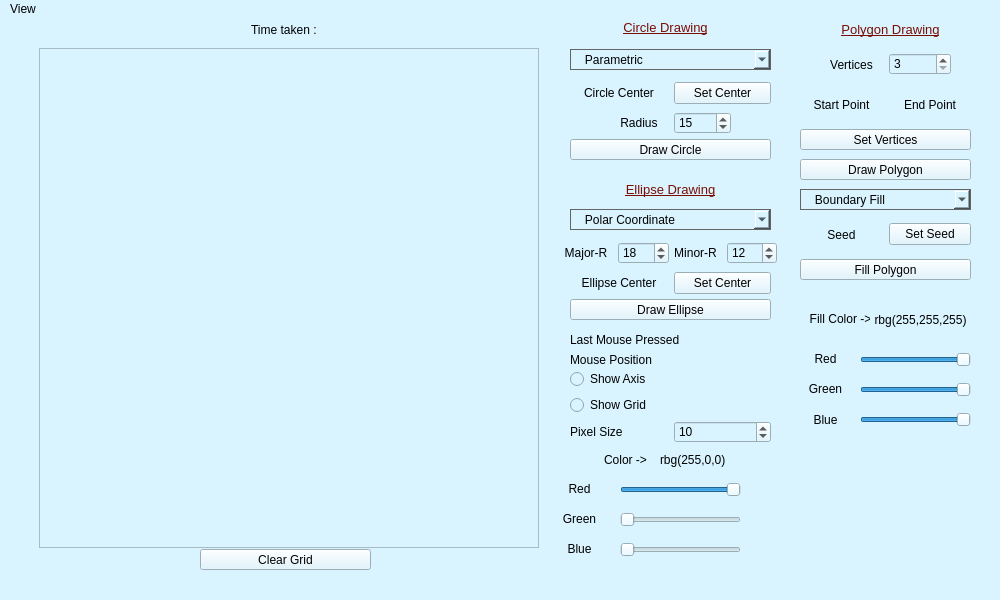
CubixPro/BCSE-III-Assignments, file Computer Graphics/Arko/Draw_final/mainwindow.ui: the form before one commit.
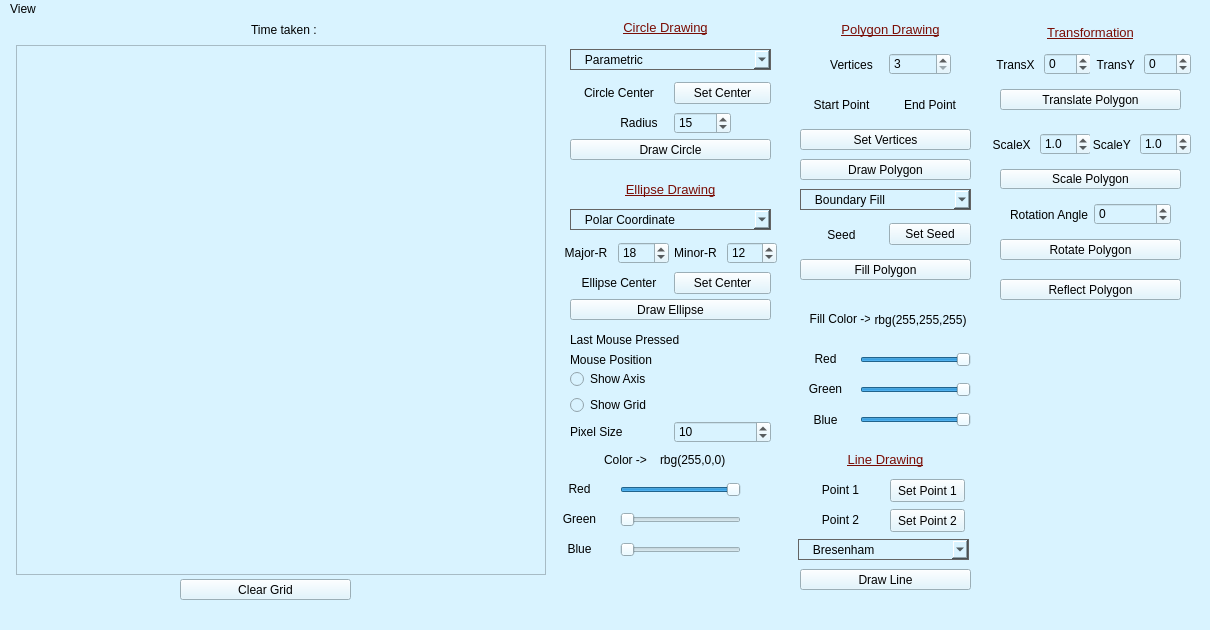
The form after the commit. Custom widgets are drawn as their Qt base class.

What changed in the file:
```diff
--- a/Computer Graphics/Arko/Draw_final/mainwindow.ui
+++ b/Computer Graphics/Arko/Draw_final/mainwindow.ui
@@ -6,8 +6,8 @@
    <rect>
     <x>0</x>
     <y>0</y>
-    <width>1000</width>
-    <height>600</height>
+    <width>1210</width>
+    <height>630</height>
    </rect>
   </property>
   <property name="windowTitle">
@@ -20,10 +20,10 @@
    <widget class="frame_widget" name="frame">
     <property name="geometry">
      <rect>
-      <x>39</x>
-      <y>29</y>
-      <width>500</width>
-      <height>500</height>
+      <x>16</x>
+      <y>26</y>
+      <width>530</width>
+      <height>530</height>
      </rect>
     </property>
     <property name="frameShape">
@@ -119,8 +119,8 @@
    <widget class="QPushButton" name="pushButton_5">
     <property name="geometry">
      <rect>
-      <x>200</x>
-      <y>530</y>
+      <x>180</x>
+      <y>560</y>
       <width>171</width>
       <height>21</height>
      </rect>
@@ -928,13 +928,386 @@
      <enum>Qt::Horizontal</enum>
     </property>
    </widget>
+   <widget class="QWidget" name="horizontalLayoutWidget_10">
+    <property name="geometry">
+     <rect>
+      <x>990</x>
+      <y>30</y>
+      <width>101</width>
+      <height>31</height>
+     </rect>
+    </property>
+    <layout class="QHBoxLayout" name="horizontalLayout_12">
+     <item>
+      <widget class="QLabel" name="label_15">
+       <property name="text">
+        <string>TransX </string>
+       </property>
+       <property name="alignment">
+        <set>Qt::AlignRight|Qt::AlignTrailing|Qt::AlignVCenter</set>
+       </property>
+      </widget>
+     </item>
+     <item>
+      <widget class="QSpinBox" name="tranx">
+       <property name="minimum">
+        <number>-50</number>
+       </property>
+       <property name="maximum">
+        <number>50</number>
+       </property>
+      </widget>
+     </item>
+    </layout>
+   </widget>
+   <widget class="QWidget" name="horizontalLayoutWidget_11">
+    <property name="geometry">
+     <rect>
+      <x>1090</x>
+      <y>30</y>
+      <width>101</width>
+      <height>31</height>
+     </rect>
+    </property>
+    <layout class="QHBoxLayout" name="horizontalLayout_13">
+     <item>
+      <widget class="QLabel" name="label_19">
+       <property name="text">
+        <string>TransY </string>
+       </property>
+       <property name="alignment">
+        <set>Qt::AlignRight|Qt::AlignTrailing|Qt::AlignVCenter</set>
+       </property>
+      </widget>
+     </item>
+     <item>
+      <widget class="QSpinBox" name="trany">
+       <property name="minimum">
+        <number>-50</number>
+       </property>
+       <property name="maximum">
+        <number>50</number>
+       </property>
+      </widget>
+     </item>
+    </layout>
+   </widget>
+   <widget class="QPushButton" name="pushButton_translate">
+    <property name="geometry">
+     <rect>
+      <x>1000</x>
+      <y>70</y>
+      <width>181</width>
+      <height>21</height>
+     </rect>
+    </property>
+    <property name="text">
+     <string>Translate Polygon</string>
+    </property>
+   </widget>
+   <widget class="QLabel" name="label_20">
+    <property name="geometry">
+     <rect>
+      <x>1035</x>
+      <y>3</y>
+      <width>111</width>
+      <height>21</height>
+     </rect>
+    </property>
+    <property name="styleSheet">
+     <string notr="true">text-decoration: underline;
+font-size: 13px;
+color: rgb(122, 13, 5);</string>
+    </property>
+    <property name="text">
+     <string>Transformation</string>
+    </property>
+    <property name="alignment">
+     <set>Qt::AlignCenter</set>
+    </property>
+   </widget>
+   <widget class="QWidget" name="horizontalLayoutWidget_12">
+    <property name="geometry">
+     <rect>
+      <x>990</x>
+      <y>110</y>
+      <width>101</width>
+      <height>31</height>
+     </rect>
+    </property>
+    <layout class="QHBoxLayout" name="horizontalLayout_14">
+     <item>
+      <widget class="QLabel" name="label_21">
+       <property name="text">
+        <string>ScaleX </string>
+       </property>
+       <property name="alignment">
+        <set>Qt::AlignRight|Qt::AlignTrailing|Qt::AlignVCenter</set>
+       </property>
+      </widget>
+     </item>
+     <item>
+      <widget class="QDoubleSpinBox" name="scalex">
+       <property name="prefix">
+        <string/>
+       </property>
+       <property name="decimals">
+        <number>1</number>
+       </property>
+       <property name="maximum">
+        <double>10.000000000000000</double>
+       </property>
+       <property name="singleStep">
+        <double>0.300000000000000</double>
+       </property>
+       <property name="value">
+        <double>1.000000000000000</double>
+       </property>
+      </widget>
+     </item>
+    </layout>
+   </widget>
+   <widget class="QWidget" name="horizontalLayoutWidget_13">
+    <property name="geometry">
+     <rect>
+      <x>1090</x>
+      <y>110</y>
+      <width>101</width>
+      <height>31</height>
+     </rect>
+    </property>
+    <layout class="QHBoxLayout" name="horizontalLayout_15">
+     <item>
+      <widget class="QLabel" name="label_22">
+       <property name="text">
+        <string>ScaleY </string>
+       </property>
+       <property name="alignment">
+        <set>Qt::AlignRight|Qt::AlignTrailing|Qt::AlignVCenter</set>
+       </property>
+      </widget>
+     </item>
+     <item>
+      <widget class="QDoubleSpinBox" name="scaley">
+       <property name="decimals">
+        <number>1</number>
+       </property>
+       <property name="maximum">
+        <double>10.000000000000000</double>
+       </property>
+       <property name="singleStep">
+        <double>0.300000000000000</double>
+       </property>
+       <property name="value">
+        <double>1.000000000000000</double>
+       </property>
+      </widget>
+     </item>
+    </layout>
+   </widget>
+   <widget class="QPushButton" name="pushButton_scale">
+    <property name="geometry">
+     <rect>
+      <x>1000</x>
+      <y>150</y>
+      <width>181</width>
+      <height>20</height>
+     </rect>
+    </property>
+    <property name="text">
+     <string>Scale Polygon</string>
+    </property>
+   </widget>
+   <widget class="QWidget" name="horizontalLayoutWidget_14">
+    <property name="geometry">
+     <rect>
+      <x>1010</x>
+      <y>180</y>
+      <width>161</width>
+      <height>31</height>
+     </rect>
+    </property>
+    <layout class="QHBoxLayout" name="horizontalLayout_16">
+     <item>
+      <widget class="QLabel" name="label_23">
+       <property name="text">
+        <string>Rotation Angle</string>
+       </property>
+       <property name="alignment">
+        <set>Qt::AlignRight|Qt::AlignTrailing|Qt::AlignVCenter</set>
+       </property>
+      </widget>
+     </item>
+     <item>
+      <widget class="QSpinBox" name="rotate">
+       <property name="minimum">
+        <number>-180</number>
+       </property>
+       <property name="maximum">
+        <number>180</number>
+       </property>
+       <property name="singleStep">
+        <number>5</number>
+       </property>
+      </widget>
+     </item>
+    </layout>
+   </widget>
+   <widget class="QPushButton" name="pushButton_rotate">
+    <property name="geometry">
+     <rect>
+      <x>1000</x>
+      <y>220</y>
+      <width>181</width>
+      <height>21</height>
+     </rect>
+    </property>
+    <property name="text">
+     <string>Rotate Polygon</string>
+    </property>
+   </widget>
+   <widget class="QPushButton" name="pushButton_10">
+    <property name="geometry">
+     <rect>
+      <x>890</x>
+      <y>490</y>
+      <width>75</width>
+      <height>23</height>
+     </rect>
+    </property>
+    <property name="text">
+     <string>Set Point 2</string>
+    </property>
+   </widget>
+   <widget class="QPushButton" name="pushButton_11">
+    <property name="geometry">
+     <rect>
+      <x>890</x>
+      <y>460</y>
+      <width>75</width>
+      <height>23</height>
+     </rect>
+    </property>
+    <property name="text">
+     <string>Set Point 1</string>
+    </property>
+   </widget>
+   <widget class="QPushButton" name="pushButton_line">
+    <property name="geometry">
+     <rect>
+      <x>800</x>
+      <y>550</y>
+      <width>171</width>
+      <height>21</height>
+     </rect>
+    </property>
+    <property name="text">
+     <string>Draw Line</string>
+    </property>
+   </widget>
+   <widget class="QPushButton" name="pushButton_reflect">
+    <property name="geometry">
+     <rect>
+      <x>1000</x>
+      <y>260</y>
+      <width>181</width>
+      <height>21</height>
+     </rect>
+    </property>
+    <property name="text">
+     <string>Reflect Polygon</string>
+    </property>
+   </widget>
+   <widget class="QLabel" name="point1">
+    <property name="geometry">
+     <rect>
+      <x>800</x>
+      <y>460</y>
+      <width>81</width>
+      <height>21</height>
+     </rect>
+    </property>
+    <property name="text">
+     <string>Point 1</string>
+    </property>
+    <property name="alignment">
+     <set>Qt::AlignCenter</set>
+    </property>
+   </widget>
+   <widget class="QLabel" name="point2">
+    <property name="geometry">
+     <rect>
+      <x>800</x>
+      <y>490</y>
+      <width>81</width>
+      <height>21</height>
+     </rect>
+    </property>
+    <property name="text">
+     <string>Point 2</string>
+    </property>
+    <property name="alignment">
+     <set>Qt::AlignCenter</set>
+    </property>
+   </widget>
+   <widget class="QLabel" name="label_26">
+    <property name="geometry">
+     <rect>
+      <x>840</x>
+      <y>430</y>
+      <width>91</width>
+      <height>21</height>
+     </rect>
+    </property>
+    <property name="styleSheet">
+     <string notr="true">text-decoration: underline;
+font-size: 13px;
+color: rgb(122, 13, 5);
+</string>
+    </property>
+    <property name="text">
+     <string>Line Drawing</string>
+    </property>
+    <property name="alignment">
+     <set>Qt::AlignCenter</set>
+    </property>
+   </widget>
+   <widget class="QComboBox" name="comboBox_4">
+    <property name="geometry">
+     <rect>
+      <x>798</x>
+      <y>520</y>
+      <width>171</width>
+      <height>21</height>
+     </rect>
+    </property>
+    <property name="styleSheet">
+     <string notr="true">border: 0.5px solid rgb(100, 100, 100)
+</string>
+    </property>
+    <item>
+     <property name="text">
+      <string>   Bresenham</string>
+     </property>
+    </item>
+    <item>
+     <property name="text">
+      <string>   DDA</string>
+     </property>
+    </item>
+    <item>
+     <property name="text">
+      <string>   Parametric</string>
+     </property>
+    </item>
+   </widget>
   </widget>
   <widget class="QMenuBar" name="menubar">
    <property name="geometry">
     <rect>
      <x>0</x>
      <y>0</y>
-     <width>1000</width>
+     <width>1210</width>
      <height>21</height>
     </rect>
    </property>
```
